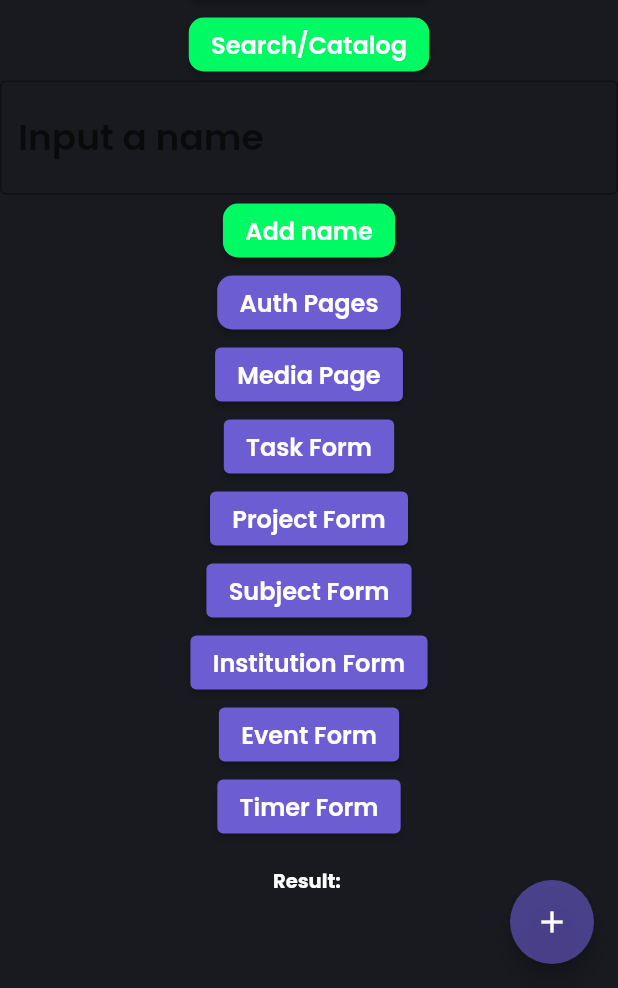
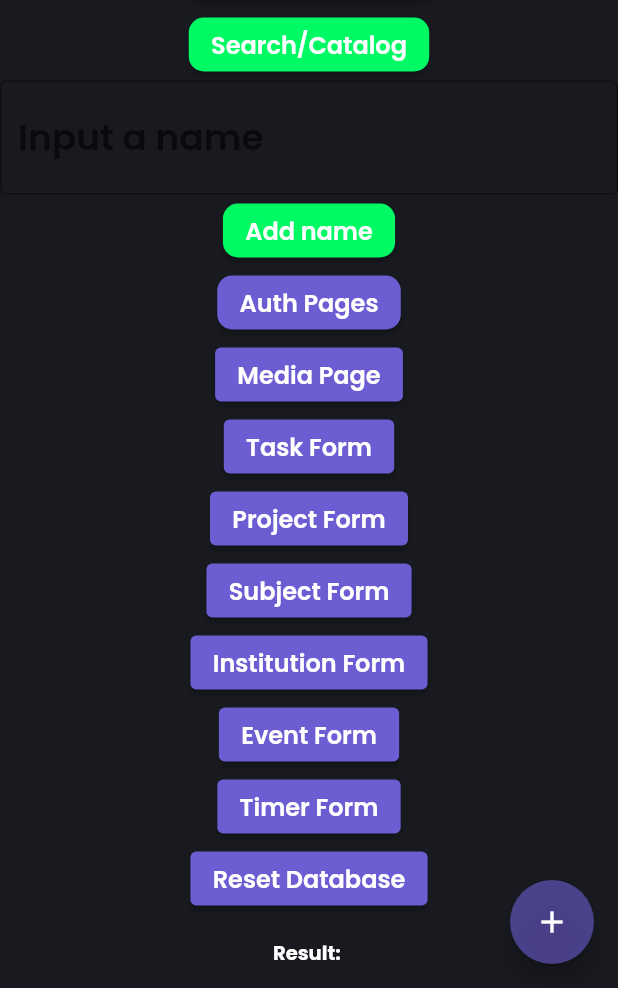
Before and after one commit to DreFlo/lgp-2223-sc1, a Flutter app: the HomePage screen opened directly, on a phone screen of 412 x 824 dp, the part 248-1236 px from its top. Run offline on Flutter 3.47's test engine with Material 2 defaults, Android fonts, the phone set to English and light mode, and no system bars; our stand-ins replace calendar_view, carousel_slider, floor, flutter_svg, get_it, like_button and 3 more; missing offline and left inert: books_finder, emojis, flutter_picker, tmdb_api; accounts and stored records are empty; generated files the repository leaves out were written again.

Commit message:
Add button to reset database

```diff
--- a/src/lib/pages/home_page.dart
+++ b/src/lib/pages/home_page.dart
@@ -17,6 +17,7 @@ import 'package:src/pages/tasks/task_form.dart';
 import 'package:src/pages/timer/timer_form.dart';
 import 'package:src/themes/colors.dart';
 import 'package:src/utils/enums.dart';
+import 'package:src/utils/reset_db.dart';
 import 'package:src/utils/service_locator.dart';
 import 'package:tmdb_api/tmdb_api.dart';
 
@@ -746,6 +747,8 @@ class _HomePageState extends State<HomePage> with TickerProviderStateMixin {
                             ),
                           )));
                 }),
+            ElevatedButton(
+                onPressed: resetAndSeedDatabase, child: Text("Reset Database")),
             FutureBuilder(
                 key: ValueKey<Object>(redrawObject),
                 future: serviceLocator<UserDao>().findAllUsers(),
```
